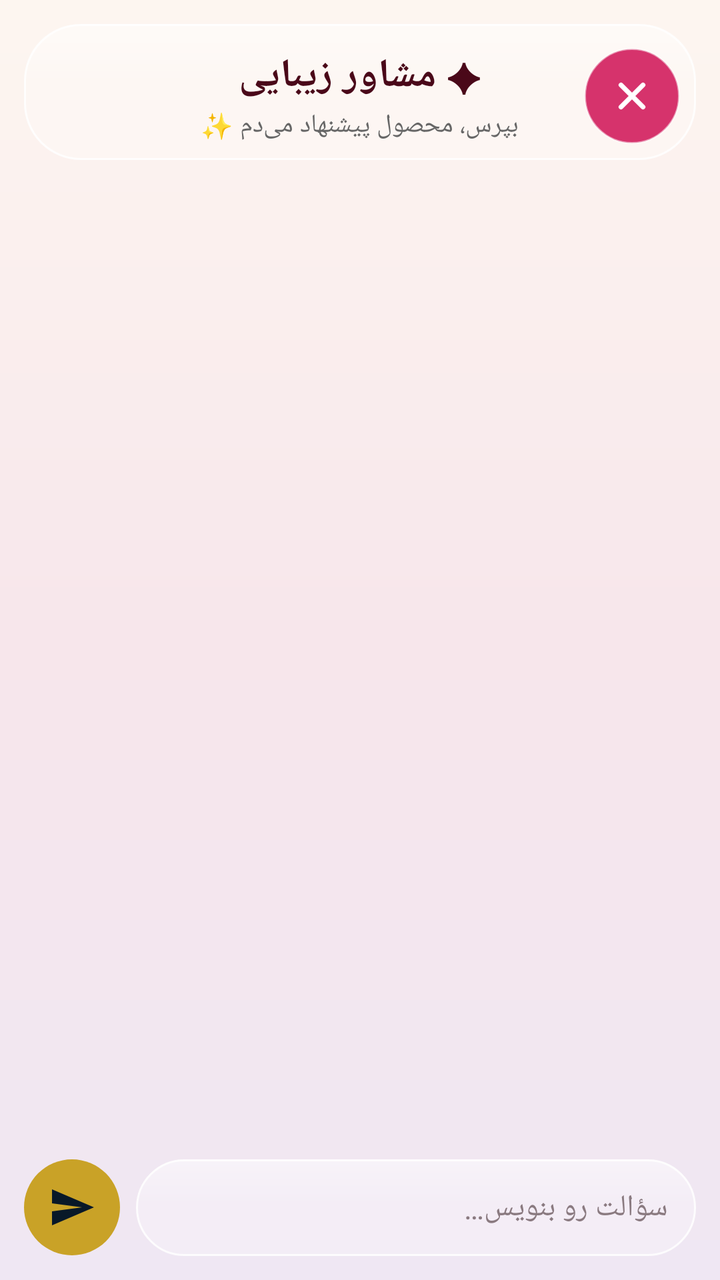
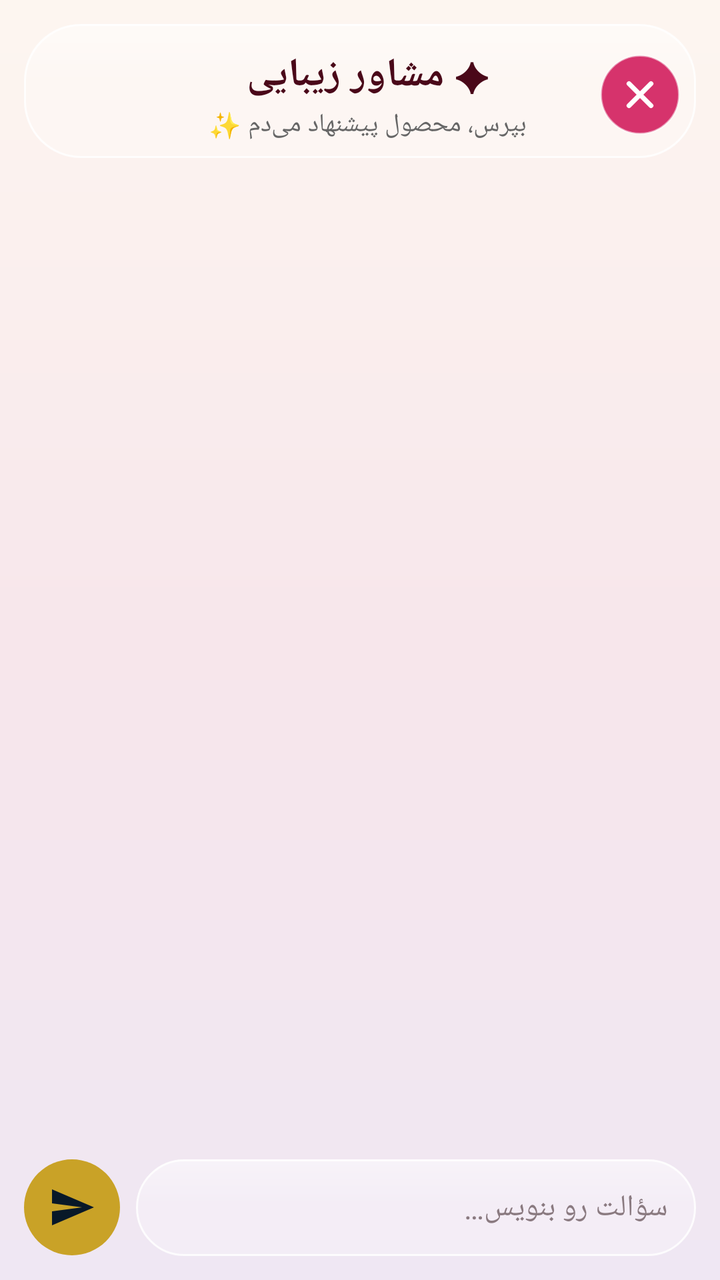

Compare the two renders of this Android layout. The source of the first and the diff that turns it into the second are given below.
<!-- AndroidManifest.xml: application theme Theme.AramisBeauty -->
<!-- res/layout/activity_chat.xml -->
<?xml version="1.0" encoding="utf-8"?>
<LinearLayout xmlns:android="http://schemas.android.com/apk/res/android"
    xmlns:app="http://schemas.android.com/apk/res-auto"
    android:layout_width="match_parent"
    android:layout_height="match_parent"
    android:background="@drawable/glass_bg_gradient"
    android:layoutDirection="rtl"
    android:orientation="vertical">

    <LinearLayout
        android:layout_width="match_parent"
        android:layout_height="wrap_content"
        android:layout_marginStart="12dp"
        android:layout_marginEnd="12dp"
        android:layout_marginTop="12dp"
        android:background="@drawable/glass_pill"
        android:gravity="center_vertical"
        android:orientation="horizontal"
        android:paddingStart="8dp"
        android:paddingEnd="16dp"
        android:paddingTop="12dp"
        android:paddingBottom="8dp">

        <ImageButton
            android:id="@+id/chat_close"
            android:layout_width="48dp"
            android:layout_height="48dp"
            android:background="@drawable/btn_close_circle"
            android:contentDescription="بستن"
            android:scaleType="center"
            android:src="@drawable/ic_close" />

        <LinearLayout
            android:layout_width="0dp"
            android:layout_height="wrap_content"
            android:layout_weight="1"
            android:gravity="center"
            android:orientation="vertical">

            <TextView
                android:layout_width="wrap_content"
                android:layout_height="wrap_content"
                android:fontFamily="@font/vazirmatn"
                android:text="✦ مشاور زیبایی"
                android:textColor="@color/burgundy_dark"
                android:textSize="20sp"
                android:textStyle="bold" />

            <TextView
                android:layout_width="wrap_content"
                android:layout_height="wrap_content"
                android:layout_marginTop="2dp"
                android:fontFamily="@font/vazirmatn"
                android:text="بپرس، محصول پیشنهاد می‌دم ✨"
                android:textColor="@color/gray_text"
                android:textSize="13sp" />
        </LinearLayout>

        <View
            android:layout_width="40dp"
            android:layout_height="40dp" />
    </LinearLayout>

    <ScrollView
        android:id="@+id/chat_scroll"
        android:layout_width="match_parent"
        android:layout_height="0dp"
        android:layout_weight="1"
        android:fillViewport="true">

        <LinearLayout
            android:id="@+id/chat_messages"
            android:layout_width="match_parent"
            android:layout_height="wrap_content"
            android:layoutDirection="rtl"
            android:orientation="vertical"
            android:paddingStart="16dp"
            android:paddingEnd="16dp"
            android:paddingTop="8dp"
            android:paddingBottom="8dp" />
    </ScrollView>

    <HorizontalScrollView
        android:id="@+id/chat_chips_scroll"
        android:layout_width="match_parent"
        android:layout_height="wrap_content"
        android:scrollbars="none">

        <LinearLayout
            android:id="@+id/chat_chips"
            android:layout_width="wrap_content"
            android:layout_height="wrap_content"
            android:layoutDirection="rtl"
            android:orientation="horizontal"
            android:paddingStart="16dp"
            android:paddingEnd="16dp"
            android:paddingTop="4dp"
            android:paddingBottom="8dp" />
    </HorizontalScrollView>

    <LinearLayout
        android:layout_width="match_parent"
        android:layout_height="wrap_content"
        android:gravity="center_vertical"
        android:orientation="horizontal"
        android:paddingStart="12dp"
        android:paddingEnd="12dp"
        android:paddingTop="4dp"
        android:paddingBottom="12dp">

        <EditText
            android:id="@+id/chat_input"
            android:layout_width="0dp"
            android:layout_height="wrap_content"
            android:layout_weight="1"
            android:background="@drawable/glass_pill"
            android:fontFamily="@font/vazirmatn"
            android:hint="سؤالت رو بنویس…"
            android:imeOptions="actionSend"
            android:inputType="text"
            android:maxLines="4"
            android:padding="14dp"
            android:textColor="@color/burgundy_dark"
            android:textColorHint="#8A7A80"
            android:textSize="15sp" />

        <ImageButton
            android:id="@+id/chat_send"
            android:layout_width="48dp"
            android:layout_height="48dp"
            android:layout_marginStart="8dp"
            android:background="@drawable/circle_gold"
            android:contentDescription="ارسال"
            android:padding="12dp"
            android:scaleType="fitCenter"
            android:src="@drawable/ic_send"
            android:tint="@color/header_top" />
    </LinearLayout>
</LinearLayout>
<!-- resources referenced by this layout -->
<resources>
  <color name="burgundy_dark">#4A0819</color>
  <color name="gray_text">#666666</color>
  <color name="header_top">#081828</color>
  <!-- drawable btn_close_circle (drawable) -->
  <?xml version="1.0" encoding="utf-8"?>
  <shape xmlns:android="http://schemas.android.com/apk/res/android"
      android:shape="oval">
      <solid android:color="@color/deals_pink" />
      <stroke
          android:width="1dp"
          android:color="#80FFFFFF" />
  </shape>
  <!-- drawable circle_gold (drawable) -->
  <?xml version="1.0" encoding="utf-8"?>
  <shape xmlns:android="http://schemas.android.com/apk/res/android"
      android:shape="oval">
      <solid android:color="@color/gold" />
  </shape>
  <!-- drawable glass_bg_gradient (drawable) -->
  <?xml version="1.0" encoding="utf-8"?>
  <shape xmlns:android="http://schemas.android.com/apk/res/android"
      android:shape="rectangle">
      <gradient
          android:angle="270"
          android:centerColor="#F7E6EB"
          android:endColor="#EFE7F3"
          android:startColor="#FDF6F0"
          android:type="linear" />
  </shape>
  <!-- drawable glass_pill (drawable) -->
  <?xml version="1.0" encoding="utf-8"?>
  <layer-list xmlns:android="http://schemas.android.com/apk/res/android">
      <item>
          <shape android:shape="rectangle">
              <solid android:color="#40FFFFFF" />
              <stroke
                  android:width="1dp"
                  android:color="#D9FFFFFF" />
              <corners android:radius="28dp" />
          </shape>
      </item>
      <item>
          <shape android:shape="rectangle">
              <gradient
                  android:angle="270"
                  android:centerColor="#00FFFFFF"
                  android:endColor="#00FFFFFF"
                  android:startColor="#59FFFFFF"
                  android:type="linear" />
              <corners android:radius="28dp" />
          </shape>
      </item>
  </layer-list>
  <!-- drawable ic_close (drawable) -->
  <?xml version="1.0" encoding="utf-8"?>
  <vector xmlns:android="http://schemas.android.com/apk/res/android"
      android:width="24dp"
      android:height="24dp"
      android:viewportWidth="24"
      android:viewportHeight="24">
      <path
          android:strokeColor="#FFFFFF"
          android:strokeWidth="2.4"
          android:strokeLineCap="round"
          android:pathData="M6.5,6.5 L17.5,17.5" />
      <path
          android:strokeColor="#FFFFFF"
          android:strokeWidth="2.4"
          android:strokeLineCap="round"
          android:pathData="M17.5,6.5 L6.5,17.5" />
  </vector>
  <!-- drawable ic_send (drawable) -->
  <vector xmlns:android="http://schemas.android.com/apk/res/android"
      android:width="24dp"
      android:height="24dp"
      android:viewportWidth="24"
      android:viewportHeight="24">
      <path
          android:fillColor="#FFFFFF"
          android:pathData="M2.01,21L23,12 2.01,3 2,10l15,2 -15,2z" />
  </vector>
  <style name="Theme.AramisBeauty" parent="Theme.Material3.DayNight.NoActionBar">
          <item name="colorPrimary">@color/burgundy</item>
          <item name="colorPrimaryDark">@color/burgundy_dark</item>
          <item name="colorOnPrimary">@color/white</item>
          <item name="colorSecondary">@color/gold</item>
          <item name="android:windowBackground">@color/white</item>
          <item name="colorSurface">@color/white</item>
      </style>
  <color name="deals_pink">#D6336C</color>
  <color name="gold">#C9A227</color>
  <color name="burgundy">#6E0B28</color>
  <color name="white">#FFFFFF</color>
</resources>

<!-- the commit's change to res/layout/activity_chat.xml (unified diff, before → after) -->
@@ -23,8 +23,8 @@
 
         <ImageButton
             android:id="@+id/chat_close"
-            android:layout_width="48dp"
-            android:layout_height="48dp"
+            android:layout_width="40dp"
+            android:layout_height="40dp"
             android:background="@drawable/btn_close_circle"
             android:contentDescription="بستن"
             android:scaleType="center"
